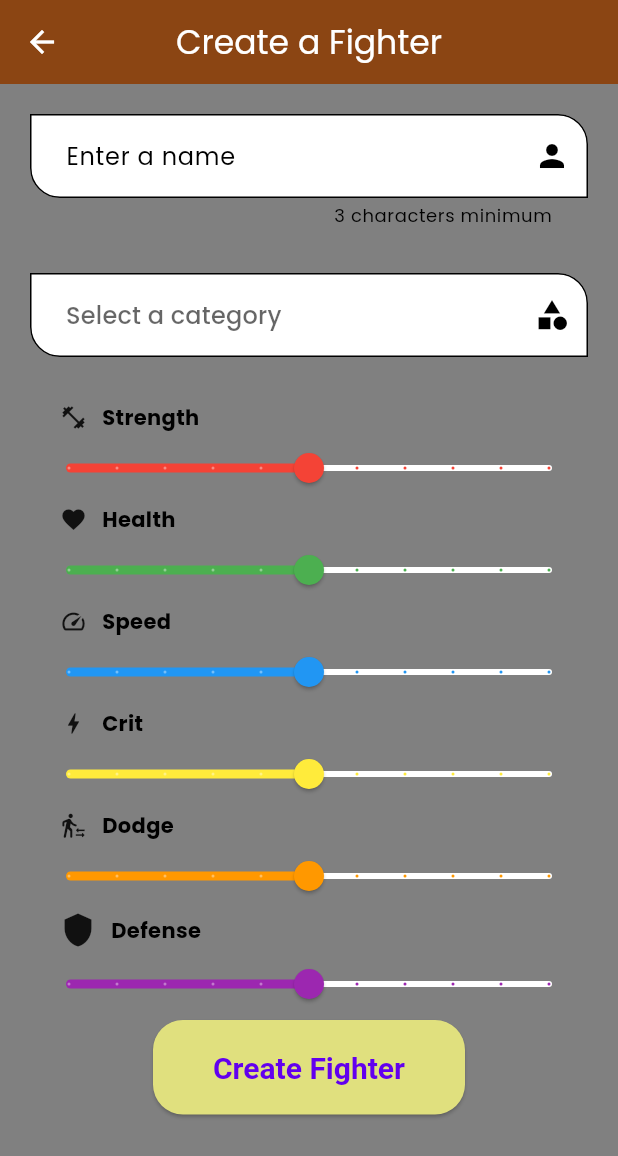
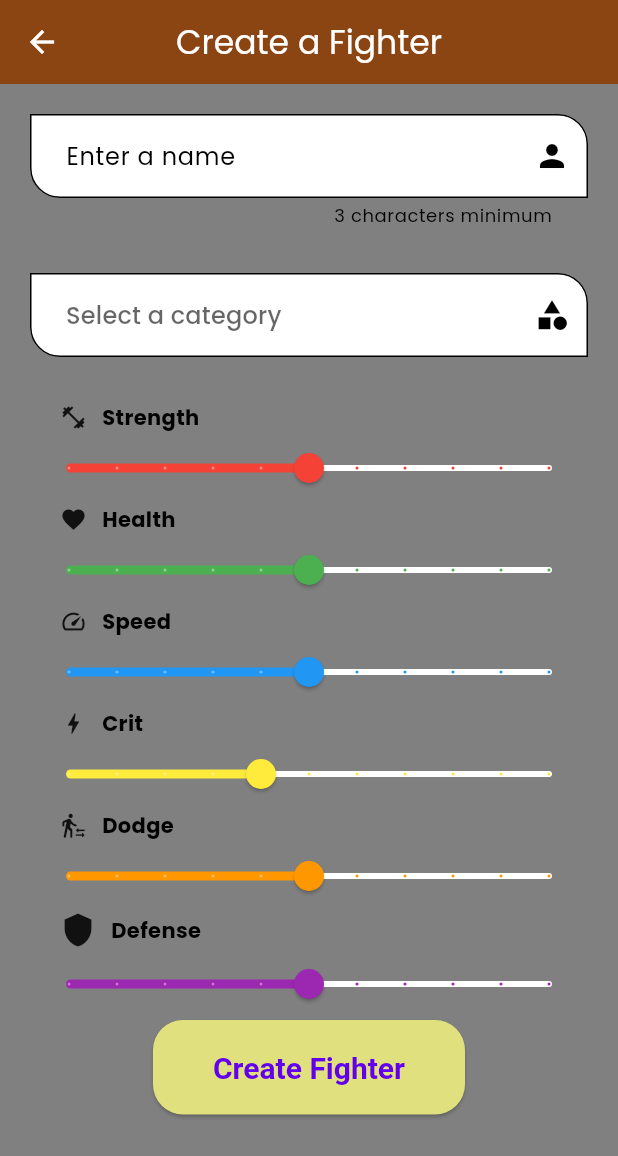
Before and after one commit to grez-lucas/flutter-fighterapp, a Flutter app: the screen it shows after launch, on a phone screen of 412 x 824 dp. Shown: the top 1156 px of the screen. Run offline on Flutter 3.47's test engine with Material 3 defaults, Android fonts, the phone set to English and light mode, and no system bars; our stand-ins replace audioplayers.

Commit message:
feat: sliders updating correctly
pending bug: name and category visually resets on slider change

```diff
--- a/lib/pages/create_fighter_screen.dart
+++ b/lib/pages/create_fighter_screen.dart
@@ -10,12 +10,31 @@ class CreateFighterScreen extends StatefulWidget {
 }
 
 class _CreateFighterScreenState extends State<CreateFighterScreen> {
-  double _strengthSliderValue = 50;
+  double strengthValue = 50;
+  double healthValue = 50;
+  double speedValue = 50;
+  double critValue = 5;
+  double dodgeValue = 50;
+  double defenseValue = 50;
 
-  void setStrengthSliderValue(double value) {
+  Map<String, dynamic> formValues = {
+    'name': '',
+    'category': CategoryModel.getCategories()[0],
+    'strength': 50,
+    'health': 50,
+    'speed': 50,
+    'crit': 5,
+    'dodge': 50,
+    'defense': 50,
+  };
+
+  void setSliderValue(int value, String statName) {
+    // Sets the value of the corresponding value in the formValues map
     setState(() {
-      _strengthSliderValue = value;
+      formValues[statName.toLowerCase()] = value;
     });
+    // print("New value for $statName: $value");
+    print(formValues);
   }
 
   @override
@@ -24,14 +43,6 @@ class _CreateFighterScreenState extends State<CreateFighterScreen> {
 
     final List<CategoryModel> categories = CategoryModel.getCategories();
     final List<StatModel> stats = StatModel.getStats();
-
-    final Map<String, dynamic> formValues = {
-      'name': '',
-      'category': '',
-      'image': '',
-      'strength': 50,
-      'health': 50,
-    };
 
     return Scaffold(
       appBar: AppBar(
@@ -112,7 +123,12 @@ class _CreateFighterScreenState extends State<CreateFighterScreen> {
                     Column(
                       children: stats.map((stat) {
                         return StatSlider(
-                            sliderValue: _strengthSliderValue, stat: stat);
+                            sliderValue:
+                                formValues[stat.name.toLowerCase()].toDouble(),
+                            stat: stat,
+                            onChanged: (value) {
+                              setSliderValue(value, stat.name);
+                            });
                       }).toList(),
                     ),
                     ElevatedButton(
@@ -138,16 +154,23 @@ class _CreateFighterScreenState extends State<CreateFighterScreen> {
   }
 }
 
-class StatSlider extends StatelessWidget {
+class StatSlider extends StatefulWidget {
   const StatSlider({
-    super.key,
+    Key? key,
     required this.sliderValue,
     required this.stat,
-  });
+    required this.onChanged,
+  }) : super(key: key);
 
   final double sliderValue;
   final StatModel stat;
+  final ValueChanged<int> onChanged;
 
+  @override
+  State<StatSlider> createState() => _StatSliderState();
+}
+
+class _StatSliderState extends State<StatSlider> {
   @override
   Widget build(BuildContext context) {
     return Column(
@@ -157,23 +180,24 @@ class StatSlider extends StatelessWidget {
           child: Row(
             mainAxisAlignment: MainAxisAlignment.start,
             children: [
-              stat.icon,
+              widget.stat.icon,
               const SizedBox(
                 width: 10,
               ),
-              Text(stat.name,
+              Text(widget.stat.name,
                   style: const TextStyle(fontWeight: FontWeight.bold)),
             ],
           ),
         ),
         Slider.adaptive(
-          activeColor: stat.color,
-          min: 0,
-          max: 100,
+          activeColor: widget.stat.color,
+          min: widget.stat.min.toDouble(),
+          max: widget.stat.max.toDouble(),
           divisions: 10,
-          value: sliderValue,
+          value: widget.sliderValue.toDouble(),
           onChanged: (value) {
-            // sliderValue = value
+            widget.onChanged(value.floor());
+            // print(value.floor());
           },
         ),
       ],
```
